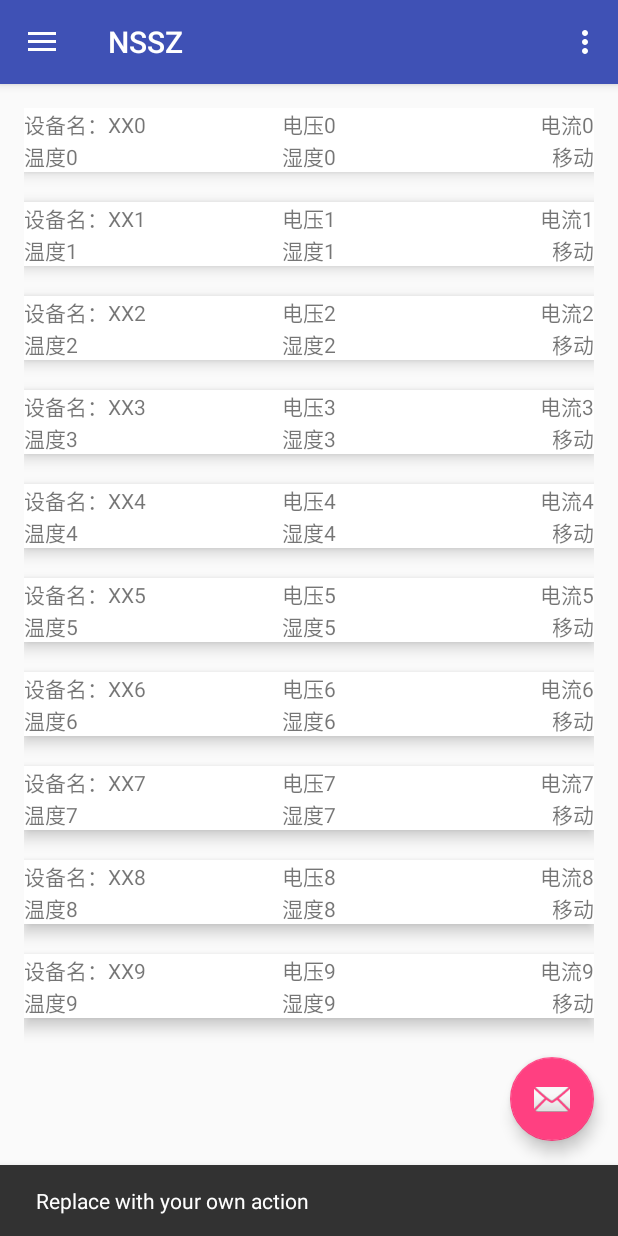
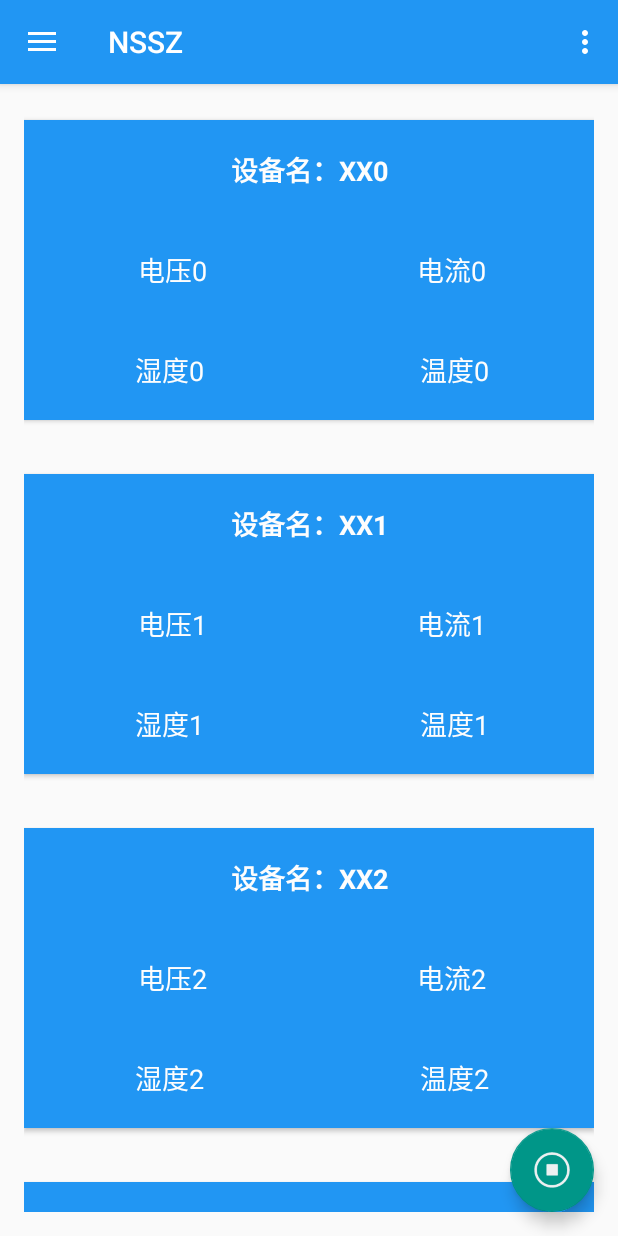
Before and after one commit to Levent-J/NSSZ, an Android app: the screen it shows after launch (MainActivity), after a tap on an icon or button, on a phone screen of 412 x 824 dp. Run offline under Robolectric (Android 15) with nearby library versions, the phone set to English and light mode, and no system bars; our stand-ins replace ButterKnife.

Commit message:
完成基础界面

```diff
--- a/app/src/main/java/com/levent_j/nssz/activity/LoginActivity.java
+++ b/app/src/main/java/com/levent_j/nssz/activity/LoginActivity.java
@@ -61,6 +61,20 @@ public class LoginActivity extends BaseActivity implements View.OnClickListener
                 }else {
                     userpasswordWraper.setErrorEnabled(false);
                 }
+
+                if (!mUsername.equals("admin")){
+                    usernameWraper.setError("用户名错误");
+                    break;
+                }else {
+                    usernameWraper.setErrorEnabled(false);
+                }
+                if (!mUserpassword.equals("admin")){
+                    userpasswordWraper.setError("密码错误");
+                    break;
+                }else {
+                    userpasswordWraper.setErrorEnabled(false);
+                }
+
                 startActivity(new Intent(LoginActivity.this,MainActivity.class));
                 break;
         }
--- a/app/src/main/java/com/levent_j/nssz/activity/MainActivity.java
+++ b/app/src/main/java/com/levent_j/nssz/activity/MainActivity.java
@@ -1,10 +1,13 @@
 package com.levent_j.nssz.activity;
 
 import android.content.Intent;
+import android.os.Handler;
+import android.os.Message;
 import android.support.design.widget.FloatingActionButton;
 import android.support.design.widget.Snackbar;
 import android.support.v7.widget.LinearLayoutManager;
 import android.support.v7.widget.RecyclerView;
+import android.util.Log;
 import android.view.View;
 import android.support.design.widget.NavigationView;
 import android.support.v4.view.GravityCompat;
@@ -22,6 +25,8 @@ import com.levent_j.nssz.utils.SpaceItemDecoration;
 
 import java.util.ArrayList;
 import java.util.List;
+import java.util.Timer;
+import java.util.TimerTask;
 
 import butterknife.Bind;
 
@@ -40,6 +45,15 @@ public class MainActivity extends BaseActivity
 
     private DeviceAdapter deviceAdapter;
     private List<Device> deviceList;
+
+    private Timer timer;
+    private TimerTask timerTask;
+    private Handler handler;
+
+    private boolean isChecking = false;
+
+    public MainActivity() {
+    }
 
     @Override
     protected int getLayoutId() {
@@ -61,7 +75,38 @@ public class MainActivity extends BaseActivity
         int spacingInPixels = getResources().getDimensionPixelSize(R.dimen.space);
         recyclerView.addItemDecoration(new SpaceItemDecoration(spacingInPixels));
         recyclerView.setAdapter(deviceAdapter);
+
+        timer = new Timer();
         loadBtBata();
+        handler = new Handler(){
+            @Override
+            public void handleMessage(Message msg) {
+                checkDevices();
+                super.handleMessage(msg);
+            }
+        };
+        initTask();
+    }
+
+    private void initTask() {
+        timerTask = new TimerTask() {
+            @Override
+            public void run() {
+                Message message = new Message();
+                message.what = 1;
+                handler.sendMessage(message);
+            }
+        };
+    }
+    private void initTimer() {
+        timer = new Timer();
+    }
+
+    private void checkDevices() {
+        for (Device device:deviceList){
+            //对报警限制做判断
+            Log.d("Task","Checking!");
+        }
     }
 
     private void loadBtBata() {
@@ -79,6 +124,8 @@ public class MainActivity extends BaseActivity
         }
         deviceAdapter.updateDeviceList(deviceList);
         recyclerView.setAdapter(deviceAdapter);
+
+
     }
 
     @Override
@@ -137,8 +184,27 @@ public class MainActivity extends BaseActivity
 
     @Override
     public void onClick(View v) {
-        Snackbar.make(v, "Replace with your own action", Snackbar.LENGTH_LONG)
-                .setAction("Action", null).show();
-        loadBtBata();
+        switch (v.getId()){
+            case R.id.fab:
+                //开启检测
+                if (!isChecking){
+                    Toa("START");
+                    fab.setImageDrawable(getResources().getDrawable(R.drawable.ic_stop));
+                    initTimer();
+                    initTask();
+
+
+                    timer.scheduleAtFixedRate(timerTask, 1000, 10000);
+                    isChecking = true;
+                }else {
+                    Toa("STOP");
+                    fab.setImageDrawable(getResources().getDrawable(R.drawable.ic_check));
+                    timer.cancel();
+                    isChecking = false;
+                }
+                break;
+        }
     }
+
+
 }
--- a/app/src/main/java/com/levent_j/nssz/adapter/DeviceAdapter.java
+++ b/app/src/main/java/com/levent_j/nssz/adapter/DeviceAdapter.java
@@ -12,6 +12,8 @@ import com.levent_j.nssz.R;
 
 import java.util.ArrayList;
 import java.util.List;
+import java.util.Timer;
+import java.util.TimerTask;
 
 import butterknife.Bind;
 import butterknife.ButterKnife;
@@ -24,6 +26,7 @@ public class DeviceAdapter extends RecyclerView.Adapter<DeviceAdapter.mViewHolde
     private List<Device> deviceList;
     private final LayoutInflater layoutInflater;
 
+
     public DeviceAdapter(Context context){
         this.context = context;
         layoutInflater = LayoutInflater.from(context);
@@ -32,7 +35,7 @@ public class DeviceAdapter extends RecyclerView.Adapter<DeviceAdapter.mViewHolde
 
     @Override
     public mViewHolder onCreateViewHolder(ViewGroup parent, int viewType) {
-        View view = layoutInflater.inflate(R.layout.item_device,null);
+        View view = layoutInflater.inflate(R.layout.item_device,parent,false);
         return new mViewHolder(view);
     }
 
@@ -44,7 +47,6 @@ public class DeviceAdapter extends RecyclerView.Adapter<DeviceAdapter.mViewHolde
         holder.Di.setText("电流"+device.getI());
         holder.Dt.setText("温度"+device.getT());
         holder.Dw.setText("湿度"+device.getW());
-        holder.Dmove.setText(device.isMove()?"移动":"未移动");
     }
 
     @Override
@@ -69,8 +71,6 @@ public class DeviceAdapter extends RecyclerView.Adapter<DeviceAdapter.mViewHolde
         TextView Dt;
         @Bind(R.id.tv_device_w)
         TextView Dw;
-        @Bind(R.id.tv_device_move)
-        TextView Dmove;
 
         public mViewHolder(View itemView) {
             super(itemView);
--- a/app/src/main/res/drawable/side_nav_bar.xml
+++ b/app/src/main/res/drawable/side_nav_bar.xml
@@ -1,9 +1,9 @@
 <shape xmlns:android="http://schemas.android.com/apk/res/android"
     android:shape="rectangle" >
     <gradient
-        android:startColor="#737db3"
-        android:centerColor="#6270c1"
-        android:endColor="#38459c"
+        android:startColor="@color/colorPrimatyLight"
+        android:centerColor="@color/colorPrimary"
+        android:endColor="@color/colorPrimaryDark"
         android:type="linear"
         android:angle="135"/>
 </shape>
--- a/app/src/main/res/layout/activity_login.xml
+++ b/app/src/main/res/layout/activity_login.xml
@@ -18,7 +18,9 @@
             android:textColor="@color/colorWhite"/>
     </LinearLayout>
     <android.support.design.widget.TextInputLayout
-        android:layout_margin="20dp"
+        android:layout_marginLeft="40dp"
+        android:layout_marginRight="40dp"
+        android:layout_marginTop="40dp"
         android:layout_width="match_parent"
         android:layout_height="wrap_content"
         android:id="@+id/til_username">
@@ -29,22 +31,26 @@
             android:layout_height="wrap_content" />
     </android.support.design.widget.TextInputLayout>
     <android.support.design.widget.TextInputLayout
-        android:layout_margin="20dp"
+        android:layout_marginTop="40dp"
+        android:layout_marginLeft="40dp"
+        android:layout_marginRight="40dp"
         android:layout_width="match_parent"
         android:layout_height="wrap_content"
         android:id="@+id/til_userpassword">
         <EditText
+            android:inputType="textPassword"
             android:id="@+id/et_userpassword"
             android:hint="输入密码"
             android:layout_width="match_parent"
             android:layout_height="wrap_content" />
     </android.support.design.widget.TextInputLayout>
     <Button
+        android:layout_marginTop="60dp"
         android:textColor="@color/colorWhite"
         android:textSize="10pt"
         android:background="@color/colorPrimary"
-        android:layout_marginLeft="20dp"
-        android:layout_marginRight="20dp"
+        android:layout_marginLeft="60dp"
+        android:layout_marginRight="60dp"
         android:layout_width="match_parent"
         android:layout_height="wrap_content"
         android:id="@+id/btn_login"
--- a/app/src/main/res/layout/app_bar_main.xml
+++ b/app/src/main/res/layout/app_bar_main.xml
@@ -20,6 +20,6 @@
     <android.support.design.widget.FloatingActionButton android:id="@+id/fab"
         android:layout_width="wrap_content" android:layout_height="wrap_content"
         android:layout_gravity="bottom|end" android:layout_margin="@dimen/fab_margin"
-        android:src="@android:drawable/ic_dialog_email" />
+        android:src="@drawable/ic_check" />
 
 </android.support.design.widget.CoordinatorLayout>
--- a/app/src/main/res/layout/item_device.xml
+++ b/app/src/main/res/layout/item_device.xml
@@ -3,63 +3,88 @@
     xmlns:android="http://schemas.android.com/apk/res/android"
     xmlns:card_view="http://schemas.android.com/apk/res-auto"
     android:layout_width="match_parent"
-    android:layout_height="wrap_content"
+    android:layout_height="200dp"
     android:layout_gravity="center"
     android:layout_marginTop="8dp"
     android:layout_marginBottom="8dp"
     android:background="@color/colorWhite"
     card_view:cardCornerRadius="0dp"
-    card_view:cardElevation="6dp">
+    card_view:cardElevation="2dp">
     <LinearLayout xmlns:android="http://schemas.android.com/apk/res/android"
         android:orientation="vertical" android:layout_width="match_parent"
-        android:layout_height="match_parent">
+        android:layout_height="match_parent"
+        android:background="@color/colorPrimary">
+        <TextView
+            android:textColor="@color/colorWhite"
+            android:textStyle="bold"
+            android:gravity="center"
+            android:layout_weight="1"
+            android:textSize="@dimen/text"
+            android:layout_width="match_parent"
+            android:layout_height="wrap_content"
+            android:text="设备名"
+            android:id="@+id/tv_device_name" />
         <RelativeLayout
+            android:layout_weight="1"
             android:layout_width="match_parent"
             android:layout_height="wrap_content">
+
             <TextView
-                android:layout_width="wrap_content"
-                android:layout_height="wrap_content"
-                android:text="设备名"
-                android:id="@+id/tv_device_name" />
-            <TextView
+                android:textColor="@color/colorWhite"
+                android:gravity="center"
+                android:textSize="@dimen/text"
                 android:layout_width="wrap_content"
                 android:layout_height="wrap_content"
                 android:text="电压"
                 android:id="@+id/tv_device_v"
-                android:layout_alignParentTop="true"
-                android:layout_centerHorizontal="true" />
+                android:layout_marginLeft="70dp"
+                android:layout_marginStart="76dp"
+                android:layout_centerVertical="true"
+                android:layout_alignParentLeft="true"
+                android:layout_alignParentStart="true" />
             <TextView
+                android:textColor="@color/colorWhite"
+                android:gravity="center"
+                android:textSize="@dimen/text"
                 android:layout_width="wrap_content"
                 android:layout_height="wrap_content"
                 android:text="电流"
                 android:id="@+id/tv_device_i"
-                android:layout_alignParentTop="true"
+                android:layout_marginRight="70dp"
+                android:layout_marginEnd="72dp"
+                android:layout_alignTop="@+id/tv_device_v"
                 android:layout_alignParentRight="true"
                 android:layout_alignParentEnd="true" />
         </RelativeLayout>
         <RelativeLayout
+            android:layout_weight="1"
             android:layout_width="match_parent"
             android:layout_height="wrap_content">
             <TextView
+                android:textColor="@color/colorWhite"
+                android:textSize="@dimen/text"
                 android:layout_width="wrap_content"
                 android:layout_height="wrap_content"
                 android:text="温度"
-                android:id="@+id/tv_device_t" />
+                android:id="@+id/tv_device_t"
+                android:layout_marginRight="70dp"
+                android:layout_marginEnd="70dp"
+                android:layout_alignTop="@+id/tv_device_w"
+                android:layout_alignParentRight="true"
+                android:layout_alignParentEnd="true" />
             <TextView
+                android:textColor="@color/colorWhite"
+                android:textSize="@dimen/text"
                 android:layout_width="wrap_content"
                 android:layout_height="wrap_content"
                 android:text="湿度"
                 android:id="@+id/tv_device_w"
-                android:layout_alignParentTop="true"
-                android:layout_centerHorizontal="true" />
-            <TextView
-                android:layout_width="wrap_content"
-                android:layout_height="wrap_content"
-                android:id="@+id/tv_device_move"
-                android:text="移动"
-                android:layout_alignParentTop="true"
-                android:layout_alignParentRight="true"
-                android:layout_alignParentEnd="true" />
+                android:layout_centerVertical="true"
+                android:layout_alignParentLeft="true"
+                android:layout_alignParentStart="true"
+                android:layout_marginLeft="70dp"
+                android:layout_marginStart="74dp" />
+
         </RelativeLayout>
 
 
--- a/app/src/main/res/values/colors.xml
+++ b/app/src/main/res/values/colors.xml
@@ -1,7 +1,8 @@
 <?xml version="1.0" encoding="utf-8"?>
 <resources>
-    <color name="colorPrimary">#3F51B5</color>
-    <color name="colorPrimaryDark">#303F9F</color>
-    <color name="colorAccent">#FF4081</color>
+    <color name="colorPrimary">#2196F3</color>
+    <color name="colorPrimaryDark">#1976D2</color>
+    <color name="colorPrimatyLight">#BBDEFB</color>
+    <color name="colorAccent">#009688</color>
     <color name="colorWhite">#fdfdfd</color>
 </resources>
--- a/app/src/main/res/values/dimens.xml
+++ b/app/src/main/res/values/dimens.xml
@@ -7,4 +7,6 @@
     <dimen name="activity_vertical_margin">16dp</dimen>
     <dimen name="fab_margin">16dp</dimen>
     <dimen name="space">20dp</dimen>
+
+    <dimen name="text">18sp</dimen>
 </resources>
```
Also changed, not shown: app/src/main/res/drawable/ic_check.png (added), app/src/main/res/drawable/ic_stop.png (added).
